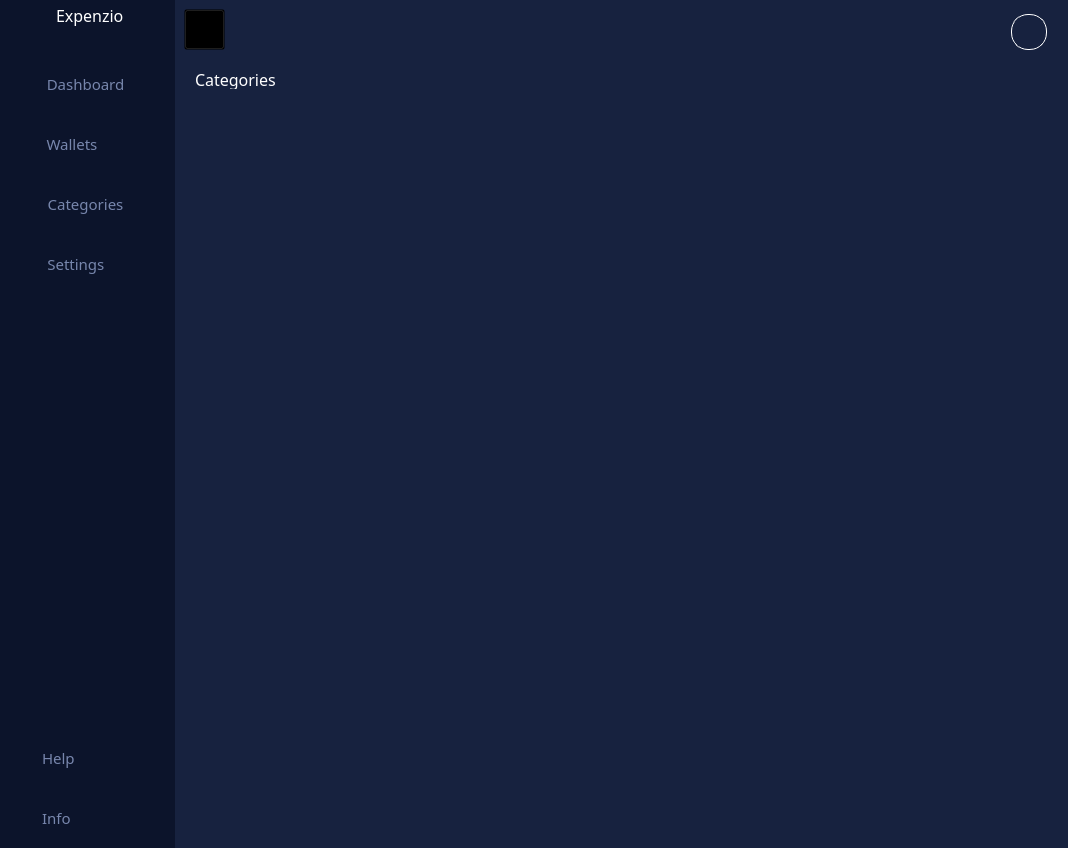
Before: the Qt Designer form HOMEWINDOW6.ui in v4sud3v/MINI-PROJECT, drawn with Qt 5.
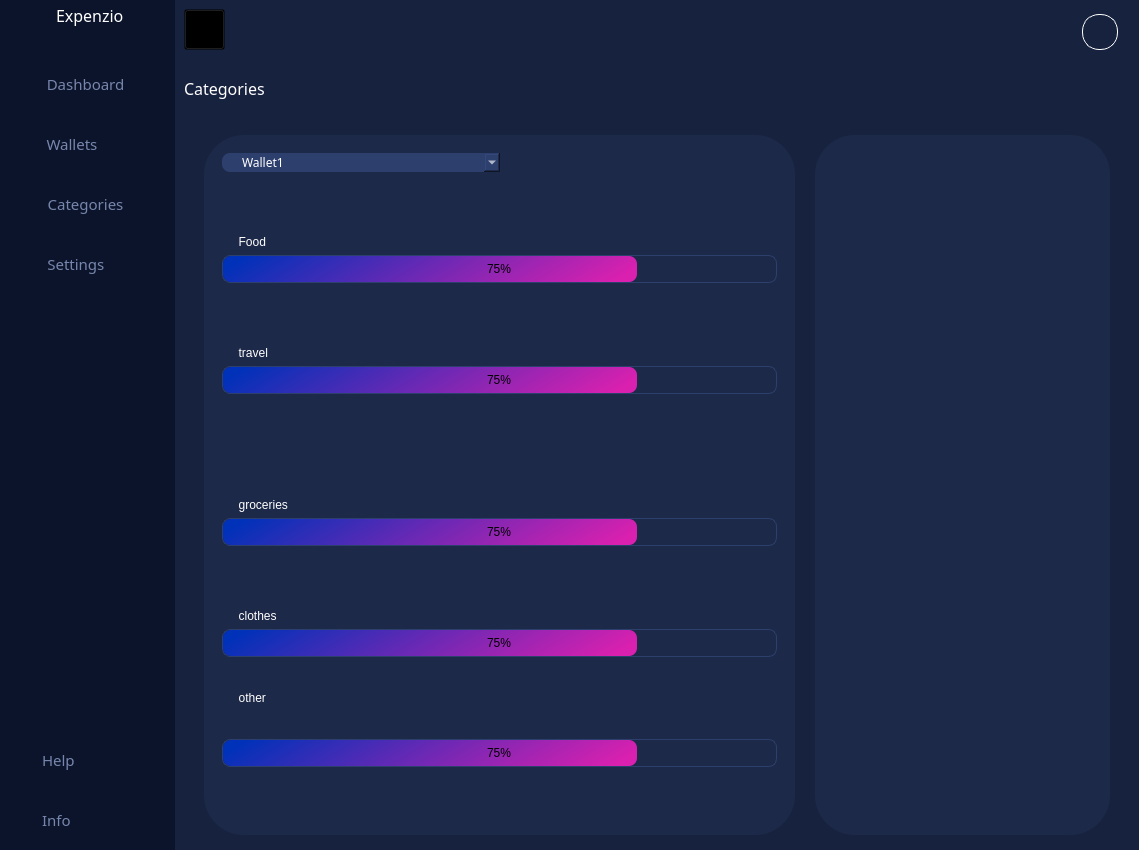
After: the same form once the commit is applied. The open tabs and pages were chosen to show the change. Icons and pictures are not drawn.

The edit to the form file:
```diff
--- a/HOMEWINDOW6.ui
+++ b/HOMEWINDOW6.ui
@@ -6,10 +6,16 @@
    <rect>
     <x>0</x>
     <y>0</y>
-    <width>1068</width>
-    <height>848</height>
+    <width>1139</width>
+    <height>850</height>
    </rect>
   </property>
+  <property name="minimumSize">
+   <size>
+    <width>1068</width>
+    <height>850</height>
+   </size>
+  </property>
   <property name="font">
    <font>
     <family>Century Gothic</family>
@@ -2165,33 +2171,497 @@
           </layout>
          </widget>
          <widget class="QWidget" name="page_3">
-          <widget class="QLabel" name="label_9">
-           <property name="geometry">
-            <rect>
-             <x>20</x>
-             <y>10</y>
-             <width>141</width>
-             <height>20</height>
-            </rect>
-           </property>
-           <property name="font">
-            <font>
-             <family>Century Gothic</family>
-             <pointsize>12</pointsize>
-             <weight>9</weight>
-             <italic>false</italic>
-             <bold>false</bold>
-            </font>
-           </property>
-           <property name="styleSheet">
-            <string notr="true">color: rgb(255, 255, 255);
+          <layout class="QVBoxLayout" name="verticalLayout_30">
+           <item>
+            <layout class="QHBoxLayout" name="horizontalLayout_26">
+             <item>
+              <widget class="QLabel" name="label_9">
+               <property name="minimumSize">
+                <size>
+                 <width>161</width>
+                 <height>41</height>
+                </size>
+               </property>
+               <property name="font">
+                <font>
+                 <family>Century Gothic</family>
+                 <pointsize>12</pointsize>
+                 <weight>9</weight>
+                 <italic>false</italic>
+                 <bold>false</bold>
+                </font>
+               </property>
+               <property name="styleSheet">
+                <string notr="true">color: rgb(255, 255, 255);
 
 font: 75 12pt &quot;Century Gothic&quot;;</string>
-           </property>
-           <property name="text">
-            <string>Categories</string>
-           </property>
-          </widget>
+               </property>
+               <property name="text">
+                <string>Categories</string>
+               </property>
+              </widget>
+             </item>
+             <item>
+              <spacer name="horizontalSpacer_18">
+               <property name="orientation">
+                <enum>Qt::Horizontal</enum>
+               </property>
+               <property name="sizeHint" stdset="0">
+                <size>
+                 <width>698</width>
+                 <height>20</height>
+                </size>
+               </property>
+              </spacer>
+             </item>
+            </layout>
+           </item>
+           <item>
+            <layout class="QHBoxLayout" name="horizontalLayout_25" stretch="4,2">
+             <property name="spacing">
+              <number>20</number>
+             </property>
+             <property name="leftMargin">
+              <number>20</number>
+             </property>
+             <property name="topMargin">
+              <number>20</number>
+             </property>
+             <property name="rightMargin">
+              <number>20</number>
+             </property>
+             <property name="bottomMargin">
+              <number>6</number>
+             </property>
+             <item>
+              <widget class="QFrame" name="Monthly_frame_2">
+               <property name="sizePolicy">
+                <sizepolicy hsizetype="Expanding" vsizetype="Expanding">
+                 <horstretch>0</horstretch>
+                 <verstretch>0</verstretch>
+                </sizepolicy>
+               </property>
+               <property name="minimumSize">
+                <size>
+                 <width>231</width>
+                 <height>305</height>
+                </size>
+               </property>
+               <property name="maximumSize">
+                <size>
+                 <width>4420</width>
+                 <height>120000</height>
+                </size>
+               </property>
+               <property name="styleSheet">
+                <string notr="true">*{background-color: rgb(28, 41, 72);
+border-radius: 40px;
+pading-left: 20px;}
+QComboBox::down-arrow {
+    image:url(:/icon/icons/chevron-down.svg);
+	width: 0;
+}
+QLineEdit{
+border-bottom-color: rgb(255, 255, 255);
+}</string>
+               </property>
+               <property name="frameShape">
+                <enum>QFrame::NoFrame</enum>
+               </property>
+               <property name="frameShadow">
+                <enum>QFrame::Plain</enum>
+               </property>
+               <property name="lineWidth">
+                <number>0</number>
+               </property>
+               <layout class="QVBoxLayout" name="verticalLayout_28">
+                <item>
+                 <widget class="QWidget" name="widget_15" native="true">
+                  <property name="styleSheet">
+                   <string notr="true"/>
+                  </property>
+                  <layout class="QVBoxLayout" name="verticalLayout_29">
+                   <item>
+                    <layout class="QHBoxLayout" name="horizontalLayout_24">
+                     <item>
+                      <widget class="QComboBox" name="group_2">
+                       <property name="sizePolicy">
+                        <sizepolicy hsizetype="MinimumExpanding" vsizetype="Maximum">
+                         <horstretch>0</horstretch>
+                         <verstretch>0</verstretch>
+                        </sizepolicy>
+                       </property>
+                       <property name="minimumSize">
+                        <size>
+                         <width>112</width>
+                         <height>4</height>
+                        </size>
+                       </property>
+                       <property name="maximumSize">
+                        <size>
+                         <width>16777215</width>
+                         <height>16777215</height>
+                        </size>
+                       </property>
+                       <property name="sizeIncrement">
+                        <size>
+                         <width>0</width>
+                         <height>0</height>
+                        </size>
+                       </property>
+                       <property name="font">
+                        <font>
+                         <family>Century Gothic</family>
+                         <pointsize>9</pointsize>
+                         <weight>50</weight>
+                         <italic>false</italic>
+                         <bold>false</bold>
+                        </font>
+                       </property>
+                       <property name="layoutDirection">
+                        <enum>Qt::LeftToRight</enum>
+                       </property>
+                       <property name="styleSheet">
+                        <string notr="true">*{color:#fff;
+background-color: rgb(45, 63, 109);
+border-radius:8px;}
+QComboBox{
+	padding-left: 20px;
+
+}
+QComboBox::drop-down {
+	
+	image: url(:/icon/icons/chevron-down.svg);
+    width: 16px;
+    height: 16px;
+	border: none;
+	padding: 3px
+}
+
+</string>
+                       </property>
+                       <property name="editable">
+                        <bool>false</bool>
+                       </property>
+                       <property name="currentText">
+                        <string>Wallet1</string>
+                       </property>
+                       <property name="currentIndex">
+                        <number>0</number>
+                       </property>
+                       <property name="iconSize">
+                        <size>
+                         <width>20</width>
+                         <height>20</height>
+                        </size>
+                       </property>
+                       <item>
+                        <property name="text">
+                         <string>Wallet1</string>
+                        </property>
+                       </item>
+                      </widget>
+                     </item>
+                     <item>
+                      <spacer name="horizontalSpacer_5">
+                       <property name="orientation">
+                        <enum>Qt::Horizontal</enum>
+                       </property>
+                       <property name="sizeHint" stdset="0">
+                        <size>
+                         <width>40</width>
+                         <height>20</height>
+                        </size>
+                       </property>
+                      </spacer>
+                     </item>
+                    </layout>
+                   </item>
+                   <item alignment="Qt::AlignBottom">
+                    <widget class="QLabel" name="label_5">
+                     <property name="styleSheet">
+                      <string notr="true">color: rgb(255, 255, 255);
+font: 8pt &quot;Century Gothic&quot;;</string>
+                     </property>
+                     <property name="text">
+                      <string>     Food</string>
+                     </property>
+                    </widget>
+                   </item>
+                   <item>
+                    <widget class="QProgressBar" name="food_bar_2">
+                     <property name="minimumSize">
+                      <size>
+                       <width>0</width>
+                       <height>28</height>
+                      </size>
+                     </property>
+                     <property name="styleSheet">
+                      <string notr="true">QProgressBar{
+border:1px solid;
+border-radius: 8px;
+	border-color: rgb(45, 63, 109);
+}
+QProgressBar::chunk {
+            background-color:qlineargradient(spread:pad, x1:0.016, y1:0.351955, x2:1, y2:0.455, stop:0 rgba(0, 49, 185, 255), stop:1 rgba(218, 32, 175, 255));
+padding-left: 2px;
+border-radius:8px;}
+</string>
+                     </property>
+                     <property name="value">
+                      <number>75</number>
+                     </property>
+                     <property name="alignment">
+                      <set>Qt::AlignCenter</set>
+                     </property>
+                    </widget>
+                   </item>
+                   <item alignment="Qt::AlignBottom">
+                    <widget class="QLabel" name="label_16">
+                     <property name="styleSheet">
+                      <string notr="true">color: rgb(255, 255, 255);
+font: 8pt &quot;Century Gothic&quot;;</string>
+                     </property>
+                     <property name="text">
+                      <string>     travel</string>
+                     </property>
+                    </widget>
+                   </item>
+                   <item alignment="Qt::AlignTop">
+                    <widget class="QProgressBar" name="travel_2">
+                     <property name="minimumSize">
+                      <size>
+                       <width>0</width>
+                       <height>28</height>
+                      </size>
+                     </property>
+                     <property name="styleSheet">
+                      <string notr="true">QProgressBar{
+border:1px solid;
+border-radius: 8px;
+	border-color: rgb(45, 63, 109);
+}
+QProgressBar::chunk {
+            background-color:qlineargradient(spread:pad, x1:0.016, y1:0.351955, x2:1, y2:0.455, stop:0 rgba(0, 49, 185, 255), stop:1 rgba(218, 32, 175, 255));
+padding-left: 2px;
+border-radius:8px;}
+</string>
+                     </property>
+                     <property name="value">
+                      <number>75</number>
+                     </property>
+                     <property name="alignment">
+                      <set>Qt::AlignCenter</set>
+                     </property>
+                    </widget>
+                   </item>
+                   <item alignment="Qt::AlignBottom">
+                    <widget class="QLabel" name="label_17">
+                     <property name="styleSheet">
+                      <string notr="true">color: rgb(255, 255, 255);
+font: 8pt &quot;Century Gothic&quot;;</string>
+                     </property>
+                     <property name="text">
+                      <string>     groceries</string>
+                     </property>
+                    </widget>
+                   </item>
+                   <item>
+                    <widget class="QProgressBar" name="groceries">
+                     <property name="minimumSize">
+                      <size>
+                       <width>0</width>
+                       <height>28</height>
+                      </size>
+                     </property>
+                     <property name="styleSheet">
+                      <string notr="true">QProgressBar{
+border:1px solid;
+border-radius: 8px;
+	border-color: rgb(45, 63, 109);
+}
+QProgressBar::chunk {
+            background-color:qlineargradient(spread:pad, x1:0.016, y1:0.351955, x2:1, y2:0.455, stop:0 rgba(0, 49, 185, 255), stop:1 rgba(218, 32, 175, 255));
+padding-left: 2px;
+border-radius:8px;}
+</string>
+                     </property>
+                     <property name="value">
+                      <number>75</number>
+                     </property>
+                     <property name="alignment">
+                      <set>Qt::AlignCenter</set>
+                     </property>
+                    </widget>
+                   </item>
+                   <item alignment="Qt::AlignBottom">
+                    <widget class="QLabel" name="label_18">
+                     <property name="styleSheet">
+                      <string notr="true">color: rgb(255, 255, 255);
+font: 8pt &quot;Century Gothic&quot;;</string>
+                     </property>
+                     <property name="text">
+                      <string>     clothes</string>
+                     </property>
+                    </widget>
+                   </item>
+                   <item>
+                    <widget class="QProgressBar" name="clothes_2">
+                     <property name="minimumSize">
+                      <size>
+                       <width>0</width>
+                       <height>28</height>
+                      </size>
+                     </property>
+                     <property name="styleSheet">
+                      <string notr="true">QProgressBar{
+border:1px solid;
+border-radius: 8px;
+	border-color: rgb(45, 63, 109);
+}
+QProgressBar::chunk {
+            background-color:qlineargradient(spread:pad, x1:0.016, y1:0.351955, x2:1, y2:0.455, stop:0 rgba(0, 49, 185, 255), stop:1 rgba(218, 32, 175, 255));
+padding-left: 2px;
+border-radius:8px;}
+</string>
+                     </property>
+                     <property name="value">
+                      <number>75</number>
+                     </property>
+                     <property name="alignment">
+                      <set>Qt::AlignCenter</set>
+                     </property>
+                    </widget>
+                   </item>
+                   <item>
+                    <widget class="QLabel" name="label_19">
+                     <property name="styleSheet">
+                      <string notr="true">color: rgb(255, 255, 255);
+font: 8pt &quot;Century Gothic&quot;;</string>
+                     </property>
+                     <property name="text">
+                      <string>     other</string>
+                     </property>
+                    </widget>
+                   </item>
+                   <item>
+                    <widget class="QProgressBar" name="other_2">
+                     <property name="minimumSize">
+                      <size>
+                       <width>0</width>
+                       <height>28</height>
+                      </size>
+                     </property>
+                     <property name="styleSheet">
+                      <string notr="true">QProgressBar{
+border:1px solid;
+border-radius: 8px;
+	border-color: rgb(45, 63, 109);
+}
+QProgressBar::chunk {
+            background-color:qlineargradient(spread:pad, x1:0.016, y1:0.351955, x2:1, y2:0.455, stop:0 rgba(0, 49, 185, 255), stop:1 rgba(218, 32, 175, 255));
+padding-left: 2px;
+border-radius:8px;}
+</string>
+                     </property>
+                     <property name="value">
+                      <number>75</number>
+                     </property>
+                     <property name="alignment">
+                      <set>Qt::AlignCenter</set>
+                     </property>
+                    </widget>
+                   </item>
+                   <item>
+                    <spacer name="verticalSpacer_8">
+                     <property name="orientation">
+                      <enum>Qt::Vertical</enum>
+                     </property>
+                     <property name="sizeType">
+                      <enum>QSizePolicy::Preferred</enum>
+                     </property>
+                     <property name="sizeHint" stdset="0">
+                      <size>
+                       <width>20</width>
+                       <height>50</height>
+                      </size>
+                     </property>
+                    </spacer>
+                   </item>
+                  </layout>
+                 </widget>
+                </item>
+               </layout>
+              </widget>
+             </item>
+             <item>
+              <widget class="QFrame" name="Monthly_frame_3">
+               <property name="sizePolicy">
+                <sizepolicy hsizetype="Expanding" vsizetype="Expanding">
+                 <horstretch>0</horstretch>
+                 <verstretch>0</verstretch>
+                </sizepolicy>
+               </property>
+               <property name="minimumSize">
+                <size>
+                 <width>231</width>
+                 <height>305</height>
+                </size>
+               </property>
+               <property name="maximumSize">
+                <size>
+                 <width>4420</width>
+                 <height>120000</height>
+                </size>
+               </property>
+               <property name="styleSheet">
+                <string notr="true">*{background-color: rgb(28, 41, 72);
+border-radius: 40px;
+pading-left: 20px;}
+QComboBox::down-arrow {
+    image:url(:/icon/icons/chevron-down.svg);
+	width: 0;
+}
+QLineEdit{
+border-bottom-color: rgb(255, 255, 255);
+}</string>
+               </property>
+               <property name="frameShape">
+                <enum>QFrame::NoFrame</enum>
+               </property>
+               <property name="frameShadow">
+                <enum>QFrame::Plain</enum>
+               </property>
+               <property name="lineWidth">
+                <number>0</number>
+               </property>
+               <layout class="QHBoxLayout" name="horizontalLayout_27">
+                <item>
+                 <spacer name="horizontalSpacer_19">
+                  <property name="orientation">
+                   <enum>Qt::Horizontal</enum>
+                  </property>
+                  <property name="sizeHint" stdset="0">
+                   <size>
+                    <width>233</width>
+                    <height>20</height>
+                   </size>
+                  </property>
+                 </spacer>
+                </item>
+                <item>
+                 <widget class="QWidget" name="widget_16" native="true">
+                  <property name="styleSheet">
+                   <string notr="true"/>
+                  </property>
+                 </widget>
+                </item>
+               </layout>
+              </widget>
+             </item>
+            </layout>
+           </item>
+          </layout>
          </widget>
          <widget class="QWidget" name="page_4">
           <layout class="QVBoxLayout" name="verticalLayout_15">
```
Left out of the diff: 314 changed lines with no effect on the pictures.
